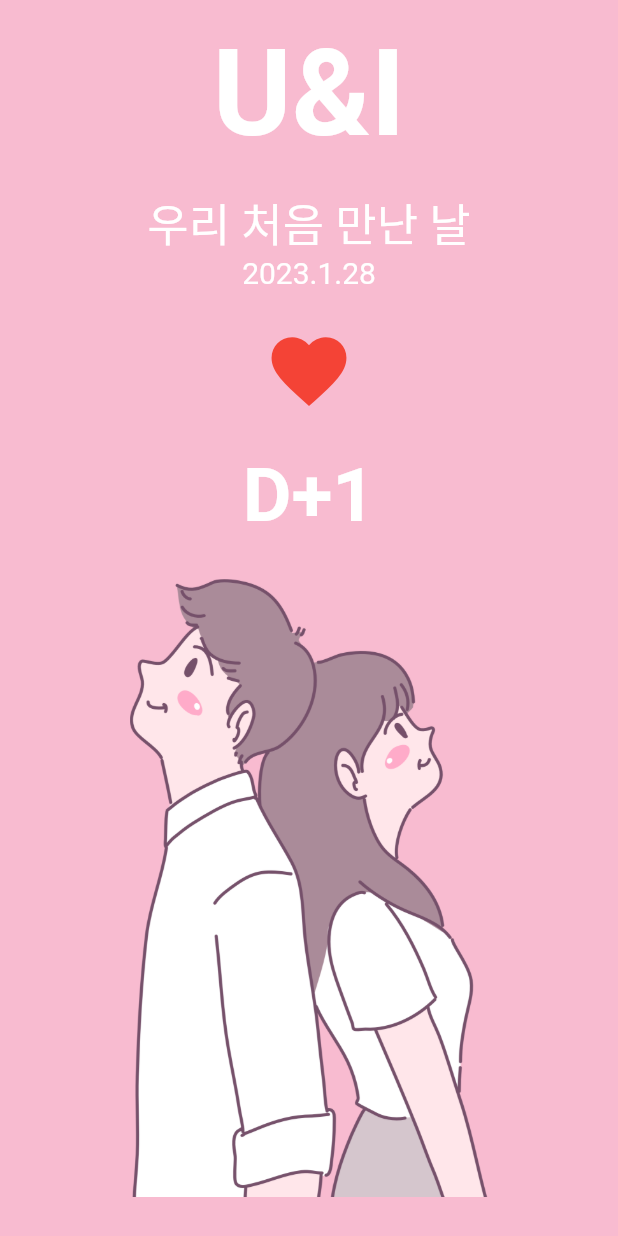
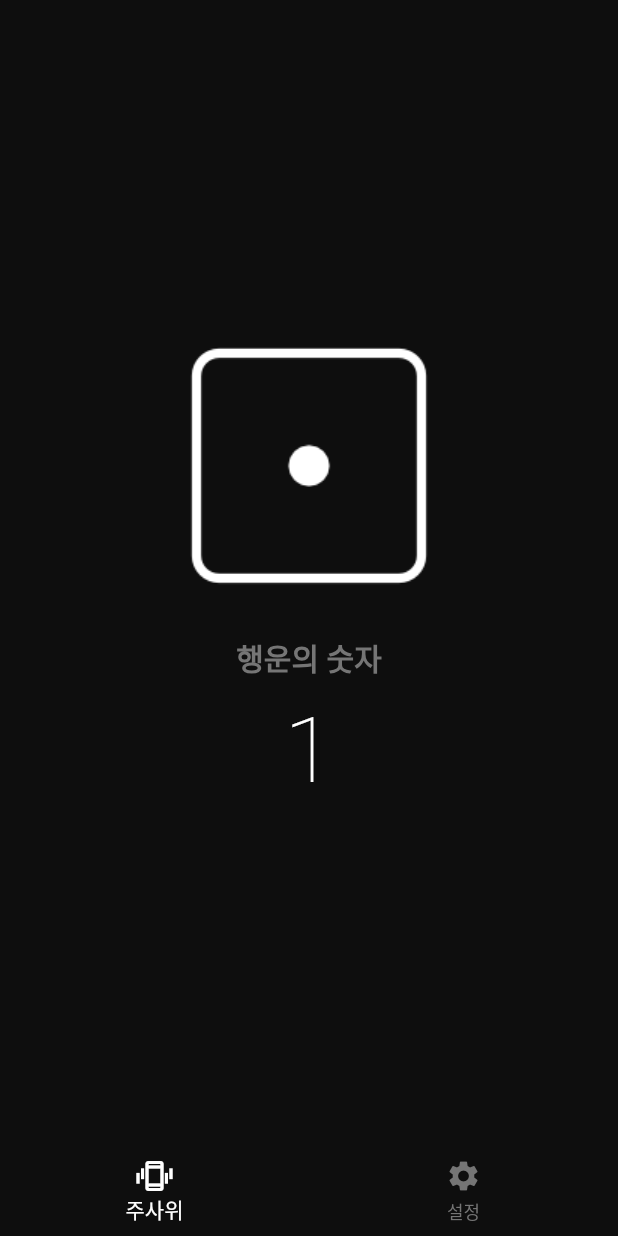
Before and after one commit to BackEndStory/Flutter-Study, a Flutter app: the screen it shows after launch, on a phone screen of 412 x 824 dp. Run offline on Flutter 3.47's test engine with Material 2 defaults, Android fonts, the phone set to English and light mode, and no system bars; our stand-ins replace webview_flutter; missing offline and left inert: shake; Roboto replaces fonts that are missing (parisienne, sunflower).

Commit message:
TabBar, navigationBar, Slider

```diff
--- /dev/null
+++ b/lib/const/colors.dart
@@ -0,0 +1,5 @@
+import 'package:flutter/material.dart';
+
+const backgroundColor = Color(0xFF0E0E0E);
+const primaryColor = Colors.white;
+final secondaryColor = Colors.grey[600];
--- /dev/null
+++ b/lib/screen/home_screen_navigation.dart
@@ -0,0 +1,39 @@
+
+import 'package:helloworld/const/colors.dart';
+import 'package:flutter/cupertino.dart';
+import 'package:flutter/material.dart';
+
+class HomeScreen4 extends StatelessWidget{
+  final int number;
+  const HomeScreen4({required this.number,Key? key}) : super(key:key);
+
+  @override
+  Widget build(BuildContext context){
+    return Column(
+      mainAxisAlignment: MainAxisAlignment.center,
+      children: [
+        Center(
+          child: Image.asset('assets/img/$number.png'),
+        ),
+        SizedBox(height: 32,),
+        Text(
+          '행운의 숫자',
+          style: TextStyle(
+            color: secondaryColor,
+            fontSize: 20,
+            fontWeight: FontWeight.w700,
+          ),
+        ),
+        SizedBox(height: 12,),
+        Text(
+          number.toString(),
+          style: TextStyle(
+            color: primaryColor,
+            fontSize: 60,
+            fontWeight: FontWeight.w200,
+          ),
+        ),
+      ],
+    );
+  }
+}
--- /dev/null
+++ b/lib/screen/root_screen.dart
@@ -0,0 +1,94 @@
+
+import 'package:flutter/cupertino.dart';
+import 'package:flutter/material.dart';
+import 'package:helloworld/screen/home_screen_navigation.dart';
+import 'package:helloworld/screen/settings_screen.dart';
+import 'dart:math';
+import 'package:shake/shake.dart';
+
+class RootScreen extends StatefulWidget{
+  const RootScreen({Key? key}) : super(key:key);
+
+  @override
+  State<RootScreen> createState() => _RootSecreenState();
+}
+
+class _RootSecreenState extends State<RootScreen> with TickerProviderStateMixin{
+  TabController? controller;
+  double threshold = 2.7;
+  int number =1;
+  ShakeDetector? shakeDetector;
+  @override
+  void initState(){
+    super.initState();
+    controller = TabController(length: 2, vsync: this);
+    controller!.addListener(tabListener);
+    shakeDetector = ShakeDetector.autoStart(
+      shakeSlopTimeMS: 100,
+      shakeThresholdGravity: threshold,
+      onPhoneShake: onPhoneShake,
+    );
+  }
+
+  void onPhoneShake(){
+    final rand = new Random();
+    setState(() {
+      number = rand.nextInt(5)+1;
+    });
+  }
+  tabListener(){
+    setState(() {
+
+    });
+  }
+  @override
+  void dispose() {
+    controller!.removeListener(tabListener);
+    shakeDetector!.stopListening();
+    super.dispose();
+  }
+
+  @override
+  Widget build(BuildContext context){
+    return Scaffold(
+      body:TabBarView(
+        controller: controller,
+        children: renderChildren(),
+      ),
+      bottomNavigationBar: renderBottomNavigation(),
+    );
+  }
+  List<Widget> renderChildren(){
+    return [
+     HomeScreen4(number: number),
+      SettingsScreen(threshold: threshold, onThresholdChange: onThresholdChange),
+    ];
+  }
+
+  void onThresholdChange(double val){
+    setState(() {
+      threshold = val;
+    });
+  }
+  BottomNavigationBar renderBottomNavigation(){
+    return BottomNavigationBar(
+      currentIndex: controller!.index,
+      onTap: (int index){
+        setState(() {
+          controller!.animateTo(index);
+        });
+      },
+      items: [
+        BottomNavigationBarItem(icon: Icon(
+          Icons.edgesensor_high_outlined,
+        ),
+          label: '주사위',
+        ),
+        BottomNavigationBarItem(icon: Icon(
+          Icons.settings,
+        ),
+        label: '설정',
+        )
+      ]);
+  }
+}
--- a/lib/screen/u_and_i.dart
+++ b/lib/screen/u_and_i.dart
@@ -9,8 +9,6 @@ class HomeScreen3 extends StatefulWidget{
    @override
   State<HomeScreen3> createState() => _HomeScreen3State();
 }
-
-
 
 
 class _HomeScreen3State extends State<HomeScreen3>{
--- a/pubspec.yaml
+++ b/pubspec.yaml
@@ -36,6 +36,7 @@ dependencies:
   # The following adds the Cupertino Icons font to your application.
   # Use with the CupertinoIcons class for iOS style icons.
   cupertino_icons: ^1.0.2
+  shake: 2.1.0
   webview_flutter: 3.0.4
 
 dev_dependencies:
```
Also changed, not shown: lib/main.dart (+54 -27 lines), lib/screen/settings_screen.dart (added, +43 -0 lines), assets/img/1.png (added), assets/img/2.png (added), assets/img/3.png (added), assets/img/4.png (added), assets/img/5.png (added), assets/img/6.png (added), pubspec.lock.
